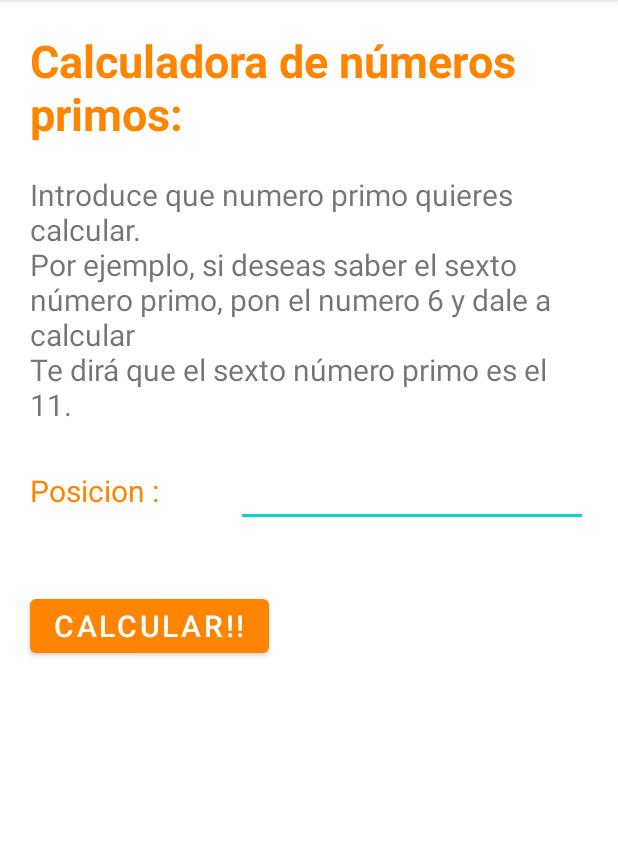
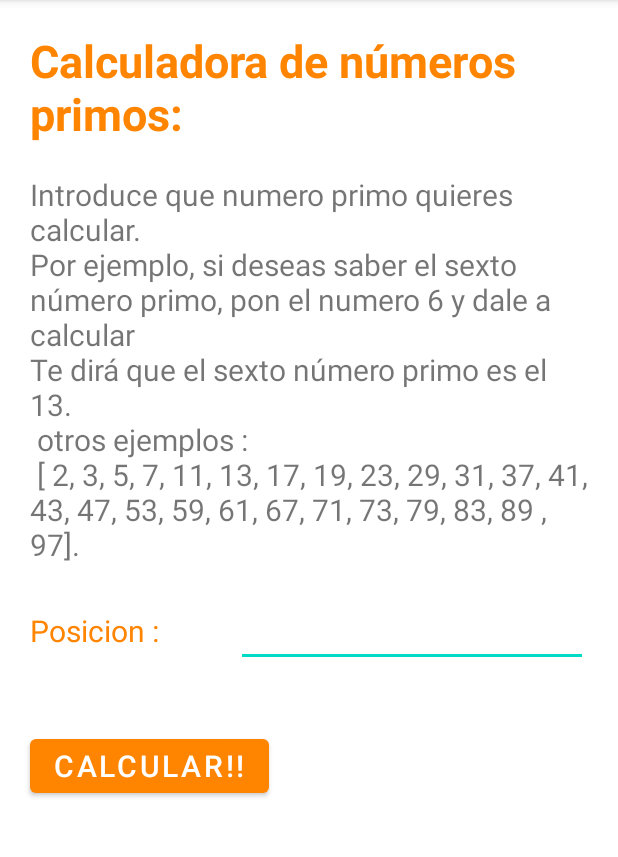
Before and after one commit to bieitoSousa/Calculadora_numeros_Primos, an Android app: the screen it shows after launch (MainActivity), on a phone screen of 412 x 824 dp, the part 84-941 px from its top. Run offline under Robolectric (Android 15) with nearby library versions, the phone set to English and light mode, and no system bars.

Commit message:
Correciones 1, 2, 3

```diff
--- a/app/src/main/java/com/bieitosousa/pmdm02/MainActivity.java
+++ b/app/src/main/java/com/bieitosousa/pmdm02/MainActivity.java
@@ -145,8 +145,8 @@ public class MainActivity extends AppCompatActivity {
                                 final String inputNumberString = editText_int_Input.getText().toString(); // input in type String
                                 final int inputNumberInt = Integer.parseInt(inputNumberString);
                                 final String finalRequest = preRequest + " [ " + inputNumberInt + " ] " + postRequest + "=> [ ";
-                                // Filtro numero  entero -1menor o igual que 0
-                                if (inputNumberInt <= 0){
+                                // Filtro numero  entero  menor o igual que 0 , Ó , mayor o igual a 10000
+                                if (inputNumberInt <= PrimeCalculator.LESS || inputNumberInt >= PrimeCalculator.GREATER){
                                     throw new Exception( getString(  R.string.errorEntero));
                                 }
                                 // calculate outputs
--- a/app/src/main/res/values/strings.xml
+++ b/app/src/main/res/values/strings.xml
@@ -8,7 +8,9 @@
     <string name="description">
                Introduce que numero primo quieres calcular.
                \nPor ejemplo, si deseas saber el sexto  número primo, pon el numero 6 y dale a calcular
-               \nTe dirá que el sexto número primo es el 11.
+               \nTe dirá que el sexto número primo es el 13.
+                \n otros ejemplos :
+                \n [ 2, 3, 5, 7, 11, 13, 17, 19, 23, 29, 31, 37, 41, 43, 47, 53, 59, 61, 67, 71, 73, 79, 83, 89 , 97].
     </string>
     <string name="labelPosition"> Posicion : </string>
     <string name="button_action_calculate_text">Calcular!! </string>
```
Also changed, not shown: app/src/main/java/com/bieitosousa/pmdm02/PrimeCalculator.java (+11 -8 lines).
